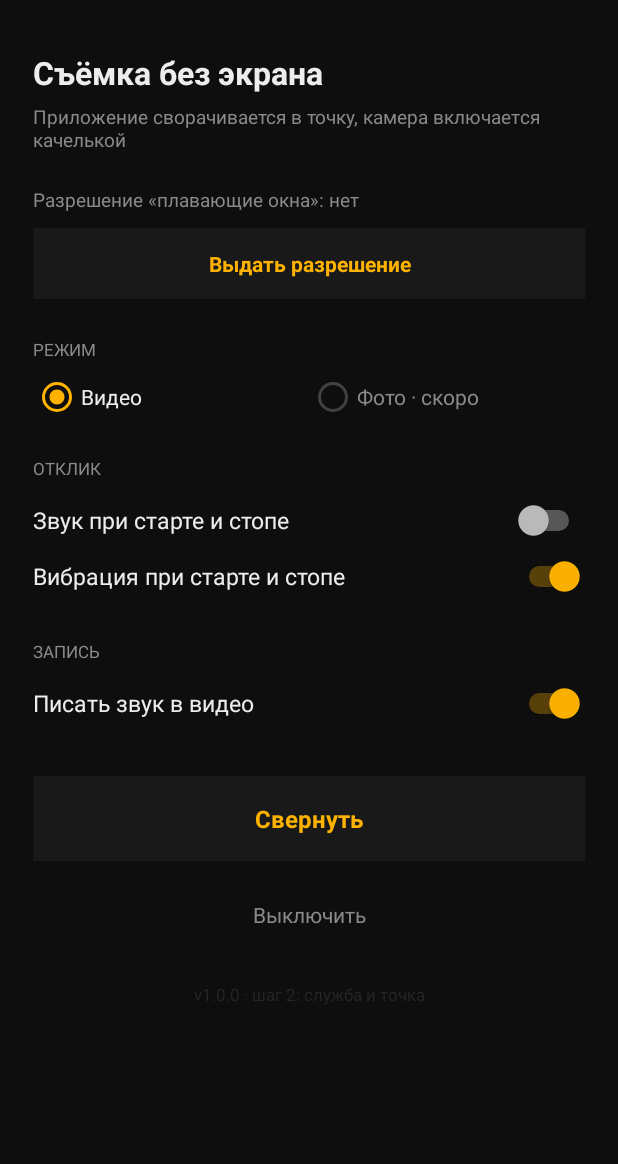
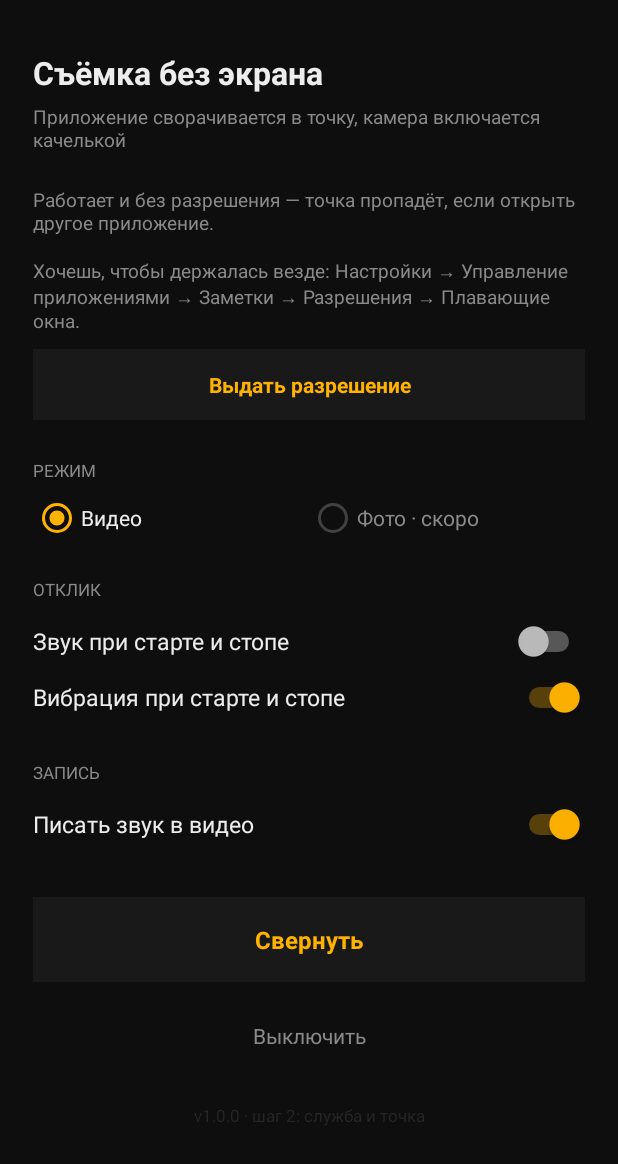
Before and after one commit to ShlennikovAlex/CameraStealth, an Android app: the screen it shows after launch (MainActivity), after a tap on "Выдать разрешение", on a phone screen of 412 x 824 dp. Shown: the top 1164 px of the screen. Run offline under Robolectric (Android 15) with nearby library versions, the phone set to English and light mode, and no system bars; 1 statement that could not run was skipped.

Commit message:
Refactor overlay permission handling in MainActivity

```diff
--- a/app/src/main/java/com/example/camerastealth/MainActivity.java
+++ b/app/src/main/java/com/example/camerastealth/MainActivity.java
@@ -28,12 +28,15 @@ public class MainActivity extends Activity {
     private SharedPreferences prefs;
     private TextView permState;
     private View btnPerm;
-    private boolean pendingArm;
 
     @Override
     protected void onCreate(Bundle state) {
         super.onCreate(state);
         setContentView(R.layout.activity_main);
+
+        if (CameraStealthService.running) {
+            stopService(new Intent(this, CameraStealthService.class));
+        }
 
         prefs = getSharedPreferences(PREFS, MODE_PRIVATE);
 
@@ -65,19 +68,16 @@ public class MainActivity extends Activity {
     protected void onResume() {
         super.onResume();
         boolean granted = Settings.canDrawOverlays(this);
-        permState.setText(granted
-                ? "Разрешение «плавающие окна»: выдано"
-                : "Разрешение «плавающие окна»: нет");
-        btnPerm.setVisibility(granted ? View.GONE : View.VISIBLE);
-
-        if (granted && pendingArm) {
-            pendingArm = false;
-            askPermissions();
+        if (granted) {
+            permState.setText("Точка держится поверх любых приложений");
+            btnPerm.setVisibility(View.GONE);
+        } else {
+            permState.setText("Работает и без разрешения — точка пропадёт, если открыть другое приложение.\n\nХочешь, чтобы держалась везде: Настройки → Управление приложениями → Заметки → Разрешения → Плавающие окна.");
+            btnPerm.setVisibility(View.VISIBLE);
         }
     }
 
     private void openOverlaySettings() {
-        pendingArm = true;
         try {
             startActivity(new Intent(Settings.ACTION_MANAGE_OVERLAY_PERMISSION,
                     Uri.parse("package:" + getPackageName())));
@@ -85,11 +85,6 @@ public class MainActivity extends Activity {
     }
 
     private void collapse() {
-        if (!Settings.canDrawOverlays(this)) {
-            Toast.makeText(this, "Сначала выдай разрешение", Toast.LENGTH_SHORT).show();
-            openOverlaySettings();
-            return;
-        }
         askPermissions();
     }
 
@@ -129,6 +124,9 @@ public class MainActivity extends Activity {
         try {
             if (Build.VERSION.SDK_INT >= 26) startForegroundService(i);
             else startService(i);
+            if (!Settings.canDrawOverlays(this)) {
+                startActivity(new Intent(this, StealthActivity.class));
+            }
             finish();
         } catch (Exception e) {
             Toast.makeText(this, "Не запустилось", Toast.LENGTH_SHORT).show();
```
